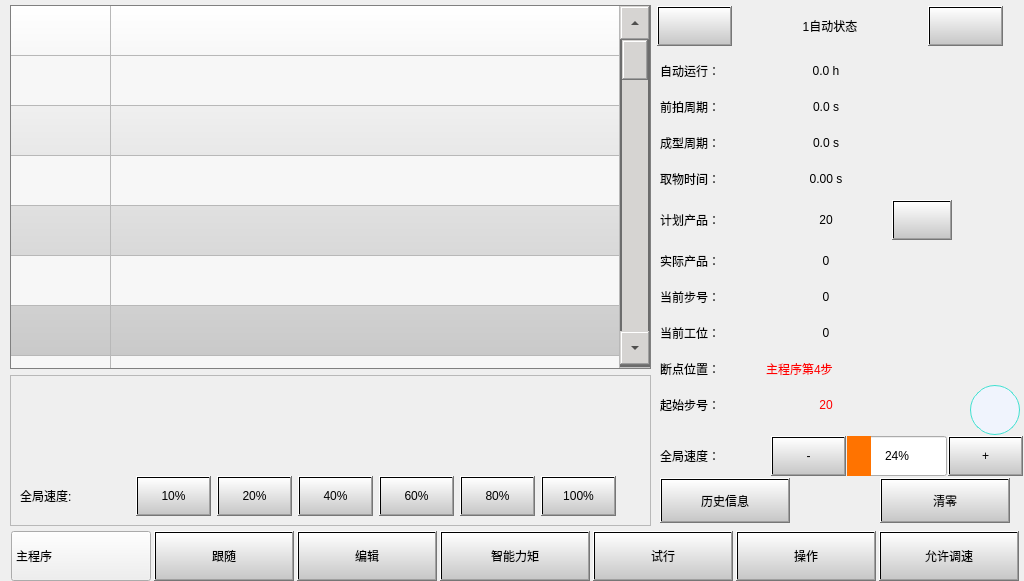
Above: autoform.ui from Jade-yun/MachineTool before the change. Below: the same form after it.
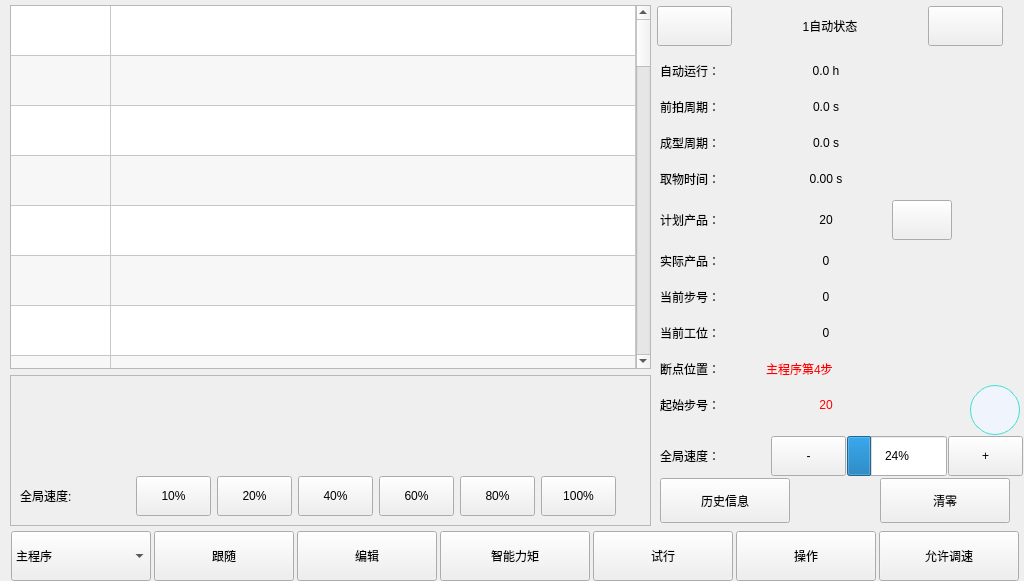
That is the form after the change. Icons and pictures are not drawn. Custom widgets are drawn as their Qt base class.

Commit message: 完成样式切换

The edit to the form file:
```diff
--- a/autoform.ui
+++ b/autoform.ui
@@ -14,428 +14,7 @@
    <string>Form</string>
   </property>
   <property name="styleSheet">
-   <string notr="true">/*255,115,0     246,188,139    234,157,91*/
-/*通用控件样式*/
-/*QGroupBox 样式设置*/
-QGroupBox {
-        background-color:transparent;
- }
-QGroupBox::title {
-    color:black;
- }
- /* QTableView,QTableWidget,QTreeWidget 样式*/
- QTableView,QTableWidget,QTreeWidget{
-     color:black;
-     selection-background-color:rgb(255,115,0);/*表格选中时的颜色*/
-     background-color:white;/*整个表格的背景色，这里为白色*/
-     border:1px solid #E0DDDC;/*边框为1像素，灰色*/
-     gridline-color:#B8B8B8;/*这个是表格的格子线的颜色，为亮灰*/
- }
- QTableView,QTableWidget,QTreeWidget QHeaderView::section:hover
- {
-     background-color: rgb(246,188,139);
- }
-
- QTableView,QTableWidget,QTreeWidget QHeaderView::section:checked
- {
-     background-color: rgb(255,115,0);
- }
- QTableView,QTableWidget,QTreeWidget QHeaderView::section {
-      border-color: gray;
-      background-color: qlineargradient(spread:pad, x1:1, y1:1, x2:1, y2:0, stop:0 rgba(199, 199, 199, 255), stop:1 rgba(255, 255, 255, 255));
- }
- QTabBar::tab:selected{
-     background-color: qlineargradient(spread:reflect, x1:0.46244, y1:0.38, x2:0.445129, y2:1, stop:0.252446 rgba(220, 220, 220, 255), stop:0.409804 rgba(230, 230, 230, 255), stop:0.98 rgba(240, 240, 240, 255), stop:1 rgba(0, 0, 0, 0));
-     color:black;
- }
- QTabBar::tab:!selected{
-     background-color: qlineargradient(spread:reflect, x1:0.462, y1:0.477, x2:0.453, y2:1, stop:0.33724 rgba(255,115,0, 255), stop:0.68099 rgba(255,115,0, 255), stop:0.816406 rgba(255,115,0, 255), stop:0.976562 rgba(255, 255, 255, 255));
-     color:white;
-
- }
-
-QWidget#tab_lathe QTabBar::tab:selected{
-    position: relative;
-    top:0px;
-    width: 80px;
-    height: 38px;
-    border:1px solid gray;
-    border-bottom: 0px;
-    background-color: qlineargradient(spread:reflect, x1:0.46244, y1:0.38, x2:0.445129, y2:1, stop:0.252446 rgba(220, 220, 220, 255), stop:0.409804 rgba(230, 230, 230, 255), stop:0.98 rgba(240, 240, 240, 255), stop:1 rgba(0, 0, 0, 0));
-    color:black;
-}
-
-QWidget#tab_lathe QTabBar::tab:!selected{
-    width: 80px;
-    height: 35px;
-    position: relative;
-    top: 5px;
-    border:1px solid gray;
-    border-bottom: 0px;
-    border-style: inset;
-    background-color: qlineargradient(spread:reflect, x1:0.462, y1:0.477, x2:0.453, y2:1, stop:0.33724 rgba(255,115,0, 255), stop:0.68099 rgba(255,115,0, 255), stop:0.816406 rgba(255,115,0, 255), stop:0.976562 rgba(255, 255, 255, 255));
-    color:white;
-}
- /*QLabel 样式*/
- QWidget#MainWindows QWidget#widget_5 QLabel{
- color:black;
- background-color:transparent;
- }
- /*QComboBox 样式*/
- QComboBox QAbstractItemView{
-     background-color:#E6E6FA;
-     color:black;
- }
- QComboBox::drop-down {
-     border-left-color: darkgray;
- }
- /*QPushButton  QToolButton样式*/
- QPushButton,QToolButton{
-      border-color: gray;
-      background-color: qlineargradient(spread:pad, x1:1, y1:1, x2:1, y2:0, stop:0 rgba(199, 199, 199, 255), stop:1 rgba(255, 255, 255, 255));
- }
-
- QToolButton::disabled,
- QPushButton::disabled{
-         background-color: qlineargradient(spread:pad, x1:1, y1:1, x2:1, y2:0, stop:0 rgba(199, 199, 199, 255), stop:1 rgba(255, 255, 255, 255));
-         color:lightgray;
- }
-
-QPushButton:pressed,
-QToolButton:pressed,
-QPushButton:checked,
-QToolButton:checked,
-QDialog#ButtonImitateDlg QPushButton:checked
-{
-    border-style: inset;
-    background-color: qlineargradient(spread:reflect, x1:0.462, y1:0.477, x2:0.453, y2:1, stop:0.33724 rgba(255,115,0, 255), stop:0.68099 rgba(255,115,0, 255), stop:0.816406 rgba(255,115,0, 255), stop:0.976562 rgba(255, 255, 255, 255));
-    color:white;
-}
-
-QPushButton#pushButton_Take:pressed,
-QPushButton#pushButton_TakeBack:pressed,
-QPushButton#pushButton_Storage:pressed
-{
-    border-color: gray;
-    color:white;
-    background-color: qlineargradient(spread:pad, x1:1, y1:1, x2:1, y2:0, stop:0 rgba(199, 199, 199, 255), stop:1 rgba(255, 255, 255, 255));
-}
-
-QPushButton#pushButton_Take:checked,
-QPushButton#pushButton_TakeBack:checked,
-QPushButton#pushButton_Storage:checked
-{
-    border-style: inset;
-    background-color: qlineargradient(spread:reflect, x1:0.462, y1:0.477, x2:0.453, y2:1, stop:0.33724 rgba(255,115,0, 255), stop:0.68099 rgba(255,115,0, 255), stop:0.816406 rgba(255,115,0, 255), stop:0.976562 rgba(255, 255, 255, 255));
-    color:white;
-}
-
-QScrollBar:horizontal {
-    border: 2px solid #6c6c6c;
-    background: rgba(214,212,210,100%);
-    height: 30px;
-    min-width: 30px;
-    margin: 2px 0px 1px 0px;
-    padding-left:33px;
-    padding-right:33px;
-}
-QScrollBar:vertical {
-    border: 2px solid #6c6c6c;
-    background: rgba(214,212,210,100%);
-    width: 30px;  
-    min-height: 30px; 
-    margin: 2px 0px 1px 0px;
-    padding-top: 30px;
-    padding-bottom: 33px;  
-}
- /*进度条*/
- QProgressBar::chunk{
-     background: qlineargradient(spread:pad, x1:0, y1:0, x2:1, y2:0, stop:0 rgba(255,115,0, 255), stop:1 rgba(255,115,0, 255));
- }
-QProgressBar#progressBar_start::chunk{
-     border-radius: 15px;
-}
-/*主页面背景色*/
-QWidget#MainWindows QWidget#widget_5 {
-background-color:rgb(255,115,0);
-}
-/*功能模块背景透明*/
-QWidget#MainWindows QStackedWidget#stackedWidget{
-    background-color:rgb(240,240,240);
-    border-radius: 15px;
-}
-/*主界面跳转按钮样式*/
-QWidget#MainWindows QWidget#widget_2  QToolButton
-{
-    background-color: rgb(240, 240, 240,255);
-    background-color: qlineargradient(spread:reflect, x1:0.462, y1:0.477, x2:0.453, y2:1, stop:0.33724 rgba(255,115,0,255), stop:0.68099 rgba(255,115,0, 255), stop:0.816406 rgba(255,115,0, 255), stop:0.976562 rgba(255, 255, 255, 255));
-    color:white;
-}
-QWidget#MainWindows QWidget#widget_2  QToolButton:disabled{
-     background-color:gray;
-     color:lightgray;
-}
-QWidget#MainWindows QWidget#widget_2  QToolButton#tBtn_functionSetPage:checked,
-QWidget#MainWindows QWidget#widget_2  QToolButton#tBtn_monitorPage:checked,
-QWidget#MainWindows QWidget#widget_2  QToolButton#tBtn_teach:checked,
-QWidget#MainWindows QWidget#widget_2  QToolButton#tBtn_recordpage:checked,
-QWidget#MainWindows QWidget#widget_2  QToolButton#tBtn_alarmpage:checked,
-QWidget#MainWindows QWidget#widget_2  QToolButton#tBtn_mainpage:checked{
-    background-color: qlineargradient(spread:reflect, x1:0.46244, y1:0.38, x2:0.445129, y2:1, stop:0.252446 rgba(220, 220, 220, 255), stop:0.409804 rgba(230, 230, 230, 255), stop:0.98 rgba(240, 240, 240, 255), stop:1 rgba(0, 0, 0, 0));
-    color:black;
-}
-
-/*登入界面*/
-QDialog#LoginDlg,
-/*提示框界面*/
-QDialog#frmMessageBox QPushButton
-{
-    background-color: qlineargradient(spread:pad, x1:0, y1:0, x2:0, y2:1, stop:0 rgba(234,157,91,255), stop:1 rgba(234,157,91,255));
-}
-QDialog#frmMessageBox QWidget#widget_title
-{
-    background-color: qlineargradient(spread:pad, x1:0, y1:0, x2:0, y2:1, stop:0 #1B89CA, stop:1 #1077B5);
-}
-/*监视界面、安全区页面、逻辑教导*/
-QWidget#page_DoublePage QPushButton#pushButton_ManipulatorInput,
-QWidget#page_DoublePage QPushButton#pushButton_ManipulatorOutput,
-QWidget#page_DoublePage QPushButton#pushButton_InjectionInput,
-QWidget#page_DoublePage QPushButton#pushButton_ServoMonitor,
-QWidget#page_DoublePage QPushButton#pushButton_InjectionOutput,
-QWidget SafeAreaForm QPushButton#btnArm1,
-QWidget SafeAreaForm QPushButton#btnArm2,
-QDialog#ConditionDlg QPushButton#btn_logicSignal,
-QDialog#ConditionDlg QPushButton#btn_logicVar,
-QDialog#ConditionDlg QPushButton#btn_logicPosition,
-QDialog#ConditionDlg QPushButton#btn_logicTimer
-{
-    background-color: qlineargradient(spread:reflect, x1:0.462, y1:0.477, x2:0.453, y2:1, stop:0.33724 rgba(255,115,0,255), stop:0.68099 rgba(255,115,0, 255), stop:0.816406 rgba(255,115,0, 255), stop:0.976562 rgba(255, 255, 255, 255));
-    color:white;
-}
-QWidget#page_DoublePage QPushButton#pushButton_ManipulatorInput:checked,
-QWidget#page_DoublePage QPushButton#pushButton_ManipulatorOutput:checked,
-QWidget#page_DoublePage QPushButton#pushButton_InjectionInput:checked,
-QWidget#page_DoublePage QPushButton#pushButton_ServoMonitor:checked,
-QWidget#page_DoublePage QPushButton#pushButton_InjectionOutput:checked,
-QWidget SafeAreaForm QPushButton#btnArm1:checked,
-QWidget SafeAreaForm QPushButton#btnArm2:checked,
-QDialog#ConditionDlg QPushButton#btn_logicSignal:checked,
-QDialog#ConditionDlg QPushButton#btn_logicVar:checked,
-QDialog#ConditionDlg QPushButton#btn_logicPosition:checked,
-QDialog#ConditionDlg QPushButton#btn_logicTimer:checked
-{
-    background-color: qlineargradient(spread:reflect, x1:0.46244, y1:0.38, x2:0.445129, y2:1, stop:0.252446 rgba(220, 220, 220, 255), stop:0.409804 rgba(230, 230, 230, 255), stop:0.98 rgba(240, 240, 240, 255), stop:1 rgba(0, 0, 0, 0));
-    color:black;
-}
-/*手动界面*/
-QWidget#ManualStatusWin QTableWidget#tableWidget,
-/*自动页面*/
-QWidget#AutoStatusWin QTableWidget#tableWidget_auto QHeaderView::section
-{
-    color:black; 
-    background-color:rgb(255,115,0);
-}
-/*子页面标题栏*/
-QWidget#TitleBar
-{
-    background-color: qlineargradient(spread:pad, x1:1, y1:1, x2:1, y2:0, stop:0 rgba(255,115,0,255), stop:1 rgba(255, 255, 255, 255));
-}
-/*计算每转脉冲距离键盘*/
-QDialog#gearCalculatorDlg QPushButton#pBtn_0,
-QDialog#gearCalculatorDlg QPushButton#pBtn_1,
-QDialog#gearCalculatorDlg QPushButton#pBtn_2,
-QDialog#gearCalculatorDlg QPushButton#pBtn_3,
-QDialog#gearCalculatorDlg QPushButton#pBtn_4,
-QDialog#gearCalculatorDlg QPushButton#pBtn_5,
-QDialog#gearCalculatorDlg QPushButton#pBtn_6,
-QDialog#gearCalculatorDlg QPushButton#pBtn_7,
-QDialog#gearCalculatorDlg QPushButton#pBtn_8,
-QDialog#gearCalculatorDlg QPushButton#pBtn_9,
-QDialog#gearCalculatorDlg QPushButton#pBtn_10,
-/*密码键盘*/
-QDialog#PasswdInputDlg QPushButton#pBtn_0,
-QDialog#PasswdInputDlg QPushButton#pBtn_1,
-QDialog#PasswdInputDlg QPushButton#pBtn_2,
-QDialog#PasswdInputDlg QPushButton#pBtn_3,
-QDialog#PasswdInputDlg QPushButton#pBtn_4,
-QDialog#PasswdInputDlg QPushButton#pBtn_5,
-QDialog#PasswdInputDlg QPushButton#pBtn_6,
-QDialog#PasswdInputDlg QPushButton#pBtn_7,
-QDialog#PasswdInputDlg QPushButton#pBtn_8,
-QDialog#PasswdInputDlg QPushButton#pBtn_9,
-QDialog#PasswdInputDlg QPushButton#pBtn_10,
-QDialog#PasswdInputDlg QPushButton#pBtn_11,
-QDialog#PasswdInputDlg QPushButton#pBtn_12,
-QDialog#PasswdInputDlg QPushButton#pBtn_13,
-QDialog#PasswdInputDlg QPushButton#pBtn_14,
-QDialog#PasswdInputDlg QPushButton#pBtn_15,
-/*中文输入法界面*/
-QDialog#KeyBoardDlg QPushButton,
-/*科学计算器*/
-QWidget#MathCalculatorForm QPushButton,
-/*数值输入法*/
-QDialog#CalculatorDlg QPushButton#pBtn_0,
-QDialog#CalculatorDlg QPushButton#pBtn_1,
-QDialog#CalculatorDlg QPushButton#pBtn_2,
-QDialog#CalculatorDlg QPushButton#pBtn_3,
-QDialog#CalculatorDlg QPushButton#pBtn_4,
-QDialog#CalculatorDlg QPushButton#pBtn_5,
-QDialog#CalculatorDlg QPushButton#pBtn_6,
-QDialog#CalculatorDlg QPushButton#pBtn_7,
-QDialog#CalculatorDlg QPushButton#pBtn_8,
-QDialog#CalculatorDlg QPushButton#pBtn_9,
-QDialog#CalculatorDlg QPushButton#pBtn_10
-
-{
-        border: 2px solid gray;
-        border-radius: 6px;
-        border-style: outset;
-        color:black;
-        background-color: rgb(246,188,139);
-        font:30px;
-
-}
-/*计算每转脉冲距离键盘*/
-QDialog#gearCalculatorDlg QPushButton#pBtn_0:pressed,
-QDialog#gearCalculatorDlg QPushButton#pBtn_1:pressed,
-QDialog#gearCalculatorDlg QPushButton#pBtn_2:pressed,
-QDialog#gearCalculatorDlg QPushButton#pBtn_3:pressed,
-QDialog#gearCalculatorDlg QPushButton#pBtn_4:pressed,
-QDialog#gearCalculatorDlg QPushButton#pBtn_5:pressed,
-QDialog#gearCalculatorDlg QPushButton#pBtn_6:pressed,
-QDialog#gearCalculatorDlg QPushButton#pBtn_7:pressed,
-QDialog#gearCalculatorDlg QPushButton#pBtn_8:pressed,
-QDialog#gearCalculatorDlg QPushButton#pBtn_9:pressed,
-QDialog#gearCalculatorDlg QPushButton#pBtn_10:pressed,
-/*密码键盘*/
-QDialog#PasswdInputDlg QPushButton#pBtn_0:pressed,
-QDialog#PasswdInputDlg QPushButton#pBtn_1:pressed,
-QDialog#PasswdInputDlg QPushButton#pBtn_2:pressed,
-QDialog#PasswdInputDlg QPushButton#pBtn_3:pressed,
-QDialog#PasswdInputDlg QPushButton#pBtn_4:pressed,
-QDialog#PasswdInputDlg QPushButton#pBtn_5:pressed,
-QDialog#PasswdInputDlg QPushButton#pBtn_6:pressed,
-QDialog#PasswdInputDlg QPushButton#pBtn_7:pressed,
-QDialog#PasswdInputDlg QPushButton#pBtn_8:pressed,
-QDialog#PasswdInputDlg QPushButton#pBtn_9:pressed,
-QDialog#PasswdInputDlg QPushButton#pBtn_10:pressed,
-QDialog#PasswdInputDlg QPushButton#pBtn_11:pressed,
-QDialog#PasswdInputDlg QPushButton#pBtn_12:pressed,
-QDialog#PasswdInputDlg QPushButton#pBtn_13:pressed,
-QDialog#PasswdInputDlg QPushButton#pBtn_14:pressed,
-QDialog#PasswdInputDlg QPushButton#pBtn_15:pressed,
-/*中文输入法界面*/
-QDialog#KeyBoardDlg QPushButton:pressed,
-/*科学计算器*/
-QWidget#MathCalculatorForm QPushButton:pressed,
-/*数值输入法*/
-QDialog#CalculatorDlg QPushButton#pBtn_0:pressed,
-QDialog#CalculatorDlg QPushButton#pBtn_1:pressed,
-QDialog#CalculatorDlg QPushButton#pBtn_2:pressed,
-QDialog#CalculatorDlg QPushButton#pBtn_3:pressed,
-QDialog#CalculatorDlg QPushButton#pBtn_4:pressed,
-QDialog#CalculatorDlg QPushButton#pBtn_5:pressed,
-QDialog#CalculatorDlg QPushButton#pBtn_6:pressed,
-QDialog#CalculatorDlg QPushButton#pBtn_7:pressed,
-QDialog#CalculatorDlg QPushButton#pBtn_8:pressed,
-QDialog#CalculatorDlg QPushButton#pBtn_9:pressed,
-QDialog#CalculatorDlg QPushButton#pBtn_10:pressed
-{
-        border: 2px solid gray;
-        border-radius: 6px;
-        border-style: inset;
-        color:black;
-        background-color: rgb(245 ,245, 245);
-
-}
-/*计算每转脉冲距离键盘*/
-QDialog#gearCalculatorDlg QPushButton#pBtn_negative,
-QDialog#gearCalculatorDlg QPushButton#pBtn_Backspace,
-QDialog#gearCalculatorDlg QPushButton#pBtn_Cancel,
-QDialog#gearCalculatorDlg QPushButton#pBtn_Ok,
-QDialog#gearCalculatorDlg QPushButton#pBtn_Clear,
-/*密码键盘*/
-QDialog#PasswdInputDlg QPushButton#pBtn_Backspace,
-QDialog#PasswdInputDlg QPushButton#pBtn_Cancel,
-QDialog#PasswdInputDlg QPushButton#pBtn_Ok,
-QDialog#PasswdInputDlg QPushButton#pBtn_Clear,
-/*科学计算器*/
-QWidget#MathCalculatorForm QPushButton#buttonDel,
-QWidget#MathCalculatorForm QPushButton#buttonClear,
-QWidget#MathCalculatorForm QPushButton#buttonEqual,
-/*数值输入法*/
-QDialog#CalculatorDlg QPushButton#pBtn_negative,
-QDialog#CalculatorDlg QPushButton#pBtn_Backspace,
-QDialog#CalculatorDlg QPushButton#pBtn_Cancel,
-QDialog#CalculatorDlg QPushButton#pBtn_Ok,
-QDialog#CalculatorDlg QPushButton#pBtn_Clear
-{
-        border: 1px solid gray;
-        border-radius: 6px;
-        border-style: outset;
-        color:black;
-        background-color: rgb(255,115,0);
-        font:26px;
-}
-/*计算每转脉冲距离键盘*/
-QDialog#gearCalculatorDlg QPushButton#pBtn_negative:pressed,
-QDialog#gearCalculatorDlg QPushButton#pBtn_Backspace:pressed,
-QDialog#gearCalculatorDlg QPushButton#pBtn_Cancel:pressed,
-QDialog#gearCalculatorDlg QPushButton#pBtn_Ok:pressed,
-QDialog#gearCalculatorDlg QPushButton#pBtn_Clear:pressed,
-/*密码键盘*/
-QDialog#PasswdInputDlg QPushButton#pBtn_Backspace:pressed,
-QDialog#PasswdInputDlg QPushButton#pBtn_Cancel:pressed,
-QDialog#PasswdInputDlg QPushButton#pBtn_Ok:pressed,
-QDialog#PasswdInputDlg QPushButton#pBtn_Clear:pressed,
-/*科学计算器*/
-QWidget#MathCalculatorForm QPushButton#buttonDel:pressed,
-QWidget#MathCalculatorForm QPushButton#buttonClear:pressed,
-QWidget#MathCalculatorForm QPushButton#buttonEqual:pressed,
-/*数值输入法*/
-QDialog#CalculatorDlg QPushButton#pBtn_negative:pressed,
-QDialog#CalculatorDlg QPushButton#pBtn_Backspace:pressed,
-QDialog#CalculatorDlg QPushButton#pBtn_Cancel:pressed,
-QDialog#CalculatorDlg QPushButton#pBtn_Ok:pressed,
-QDialog#CalculatorDlg QPushButton#pBtn_Clear:pressed
-{
-        border: 1px solid gray;
-        border-radius: 6px;
-        border-style: inset;
-        color:black;
-        background-color: rgb(245, 245, 245);
-}
-/*主页面按钮图标*/
-QWidget#MainWindows QFrame#frame_4 QPushButton#btn_Wheel{
-    qproperty-icon:url(:/icon/wheelDisable.png);
-}
-
-/*主页面数值型文字颜色*/
-QWidget#MainWindows QWidget#widget_4 QLabel{
-    color:rgb(253, 213, 0);
-}
-/*主界面文字显示的颜色*/
-QWidget#MainWindows QWidget#widget_4 QLabel#label_handSpeedShow,
-QWidget#MainWindows QWidget#widget_4 QLabel#label_motorSpeedShow,
-QWidget#MainWindows QWidget#widget_4 QLabel#label_Z1,
-QWidget#MainWindows QWidget#widget_4 QLabel#label_Y1,
-QWidget#MainWindows QWidget#widget_4 QLabel#label_X1,
-QWidget#MainWindows QWidget#widget_4 QLabel#label_A,
-QWidget#MainWindows QWidget#widget_4 QLabel#label_Y2,
-QWidget#MainWindows QWidget#widget_4 QLabel#label_X2,
-QWidget#MainWindows QWidget#widget_4 QLabel#label_B,
-QWidget#MainWindows QWidget#widget_4 QLabel#label_C,
-QWidget#MainWindows QWidget#widget_4 QLabel#label_load,
-QWidget#MainWindows QWidget#widget_4 QLabel#label_torque
-{
-    color:white;
-}
-
-/*切换图标*/
-QLabel#label_swith
-{
-    image: url(:/icon/extendBtn2.png);
-}</string>
+   <string notr="true"/>
   </property>
   <widget class="QWidget" name="layoutWidget">
    <property name="geometry">
```
The commit also changes 9 other files.
